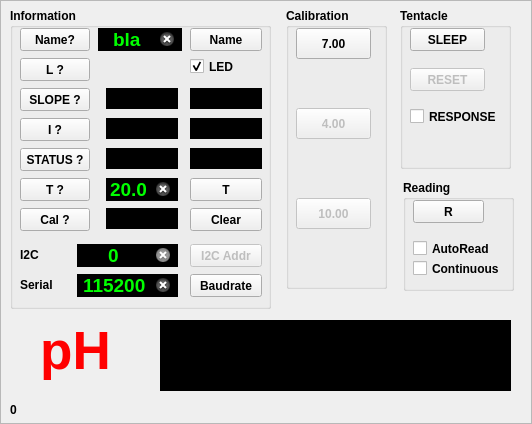
This is ezoframe.ui in cskv/atlas-usb as Qt 5 draws it before an edit. The edited form follows.
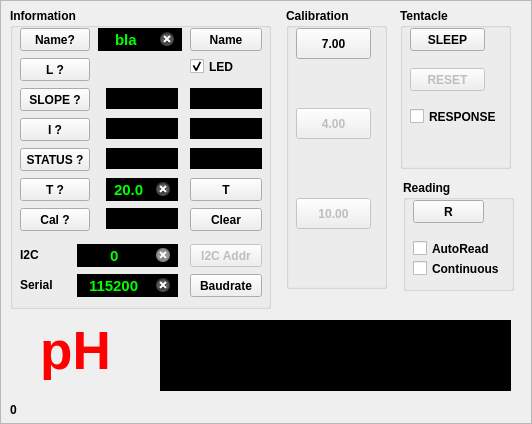
This is the edited form. Icons and pictures are not drawn. Custom widgets are drawn as their Qt base class.

What changed in the file:
```diff
--- a/ezoframe.ui
+++ b/ezoframe.ui
@@ -556,7 +556,7 @@
     <property name="font">
      <font>
       <family>Arial</family>
-      <pointsize>14</pointsize>
+      <pointsize>11</pointsize>
       <weight>75</weight>
       <bold>true</bold>
      </font>
@@ -645,7 +645,7 @@
     <property name="font">
      <font>
       <family>Arial</family>
-      <pointsize>14</pointsize>
+      <pointsize>11</pointsize>
       <weight>75</weight>
       <bold>true</bold>
      </font>
@@ -725,7 +725,7 @@
     <property name="font">
      <font>
       <family>Arial</family>
-      <pointsize>14</pointsize>
+      <pointsize>11</pointsize>
       <weight>75</weight>
       <bold>true</bold>
      </font>
@@ -815,7 +815,7 @@
     <property name="font">
      <font>
       <family>Arial</family>
-      <pointsize>14</pointsize>
+      <pointsize>11</pointsize>
       <weight>75</weight>
       <bold>true</bold>
      </font>
```
Left out of the diff: 14 changed lines with no effect on the pictures.
